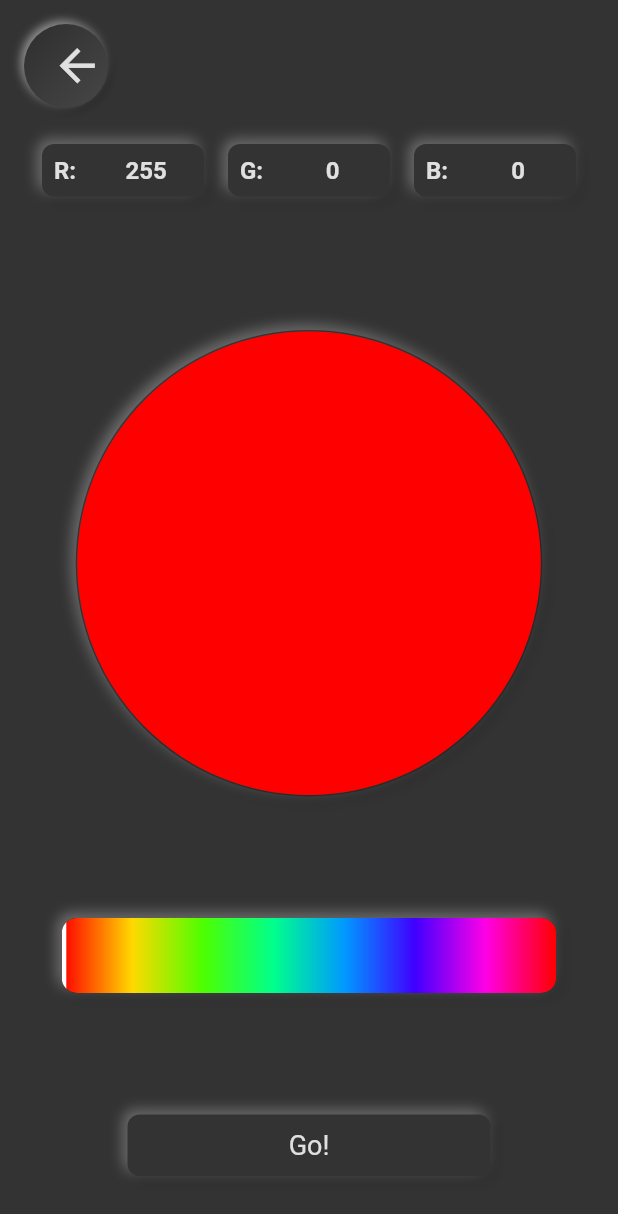
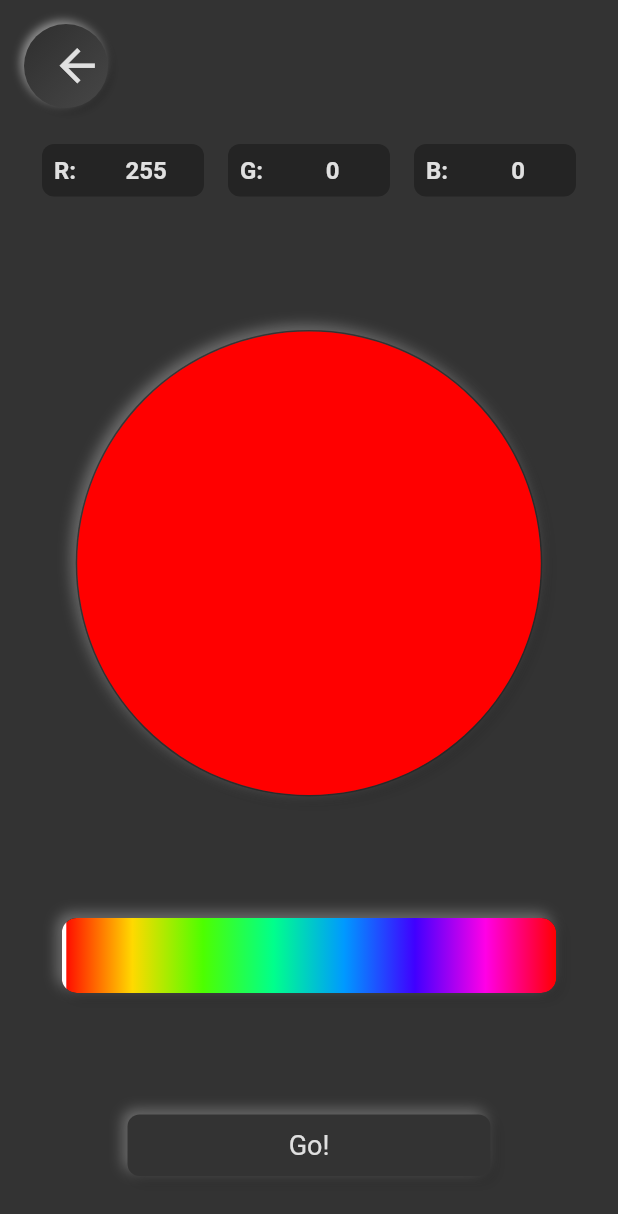
Before and after one commit to rchua-matc/blizzard_demo, a Flutter app: the screen it shows after launch, after a tap on "Color Picker", on a phone screen of 412 x 824 dp. Shown: the top 1214 px of the screen. Run offline on Flutter 3.47's test engine with Material 2 defaults, Android fonts, the phone set to English and light mode, and no system bars; drawn by our look-alikes of flutter_neumorphic; our stand-ins replace flutter_spinkit.

Commit message:
restyle color value field

```diff
--- a/lib/main.dart
+++ b/lib/main.dart
@@ -16,9 +16,9 @@ class BlizzardDemo extends StatelessWidget {
 
   @override
   Widget build(BuildContext context) {
-    return NeumorphicApp(
+    return const NeumorphicApp(
       home: ContactScreen(),
-      theme: const NeumorphicThemeData(
+      theme: NeumorphicThemeData(
         baseColor: Color(0xff333333),
         accentColor: Colors.green,
         lightSource: LightSource.topLeft,
--- a/lib/widgets/color_value_field.dart
+++ b/lib/widgets/color_value_field.dart
@@ -18,6 +18,10 @@ class ColorValueField extends StatelessWidget {
       child: Padding(
         padding: const EdgeInsets.all(8.0),
         child: Neumorphic(
+          style: const NeumorphicStyle(
+            depth: 0,
+            color: Color(0xFF242424),
+          ),
           child: Container(
             decoration: const BoxDecoration(
               borderRadius: BorderRadius.all(Radius.circular(8.0)),
```
